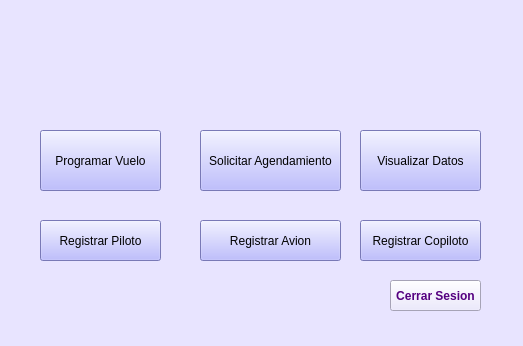
Qt form Interfaces Aeropuerto/interfazAerolinea.ui (vanesagustin98/Aerocamp) before a commit.
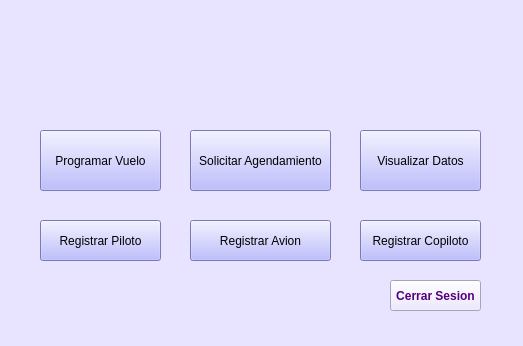
The same form after that commit. Icons and pictures are not drawn.

What changed in the file:
```diff
--- a/Interfaces Aeropuerto/interfazAerolinea.ui
+++ b/Interfaces Aeropuerto/interfazAerolinea.ui
@@ -41,7 +41,7 @@
    <widget class="QPushButton" name="bt_solicitarAgendamiento">
     <property name="geometry">
      <rect>
-      <x>200</x>
+      <x>190</x>
       <y>130</y>
       <width>141</width>
       <height>61</height>
@@ -138,7 +138,7 @@
    <widget class="QPushButton" name="pushButton_4">
     <property name="geometry">
      <rect>
-      <x>200</x>
+      <x>190</x>
       <y>220</y>
       <width>141</width>
       <height>41</height>
@@ -154,7 +154,7 @@
    <widget class="QLabel" name="label_2">
     <property name="geometry">
      <rect>
-      <x>210</x>
+      <x>200</x>
       <y>10</y>
       <width>121</width>
       <height>111</height>
```
